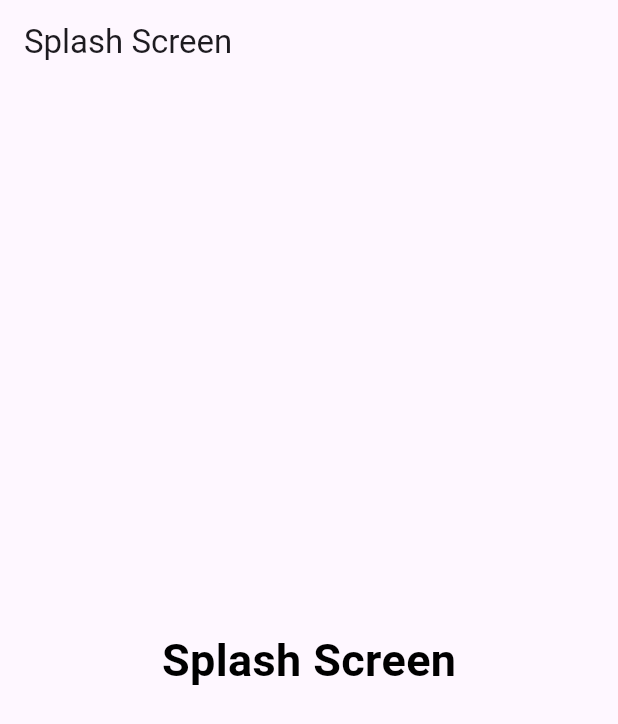
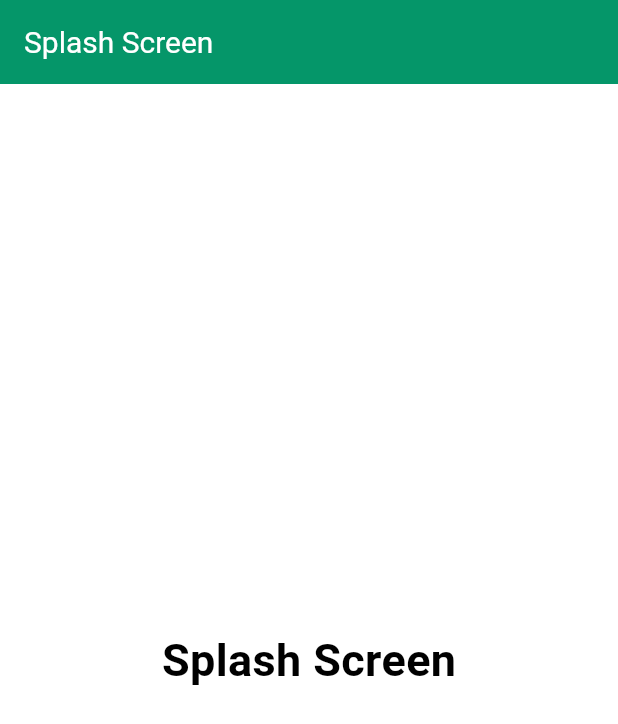
Before and after one commit to Muhammadkhabab/bloc_clean_architecure, a Flutter app: the first screen one second after launch, on a phone screen of 412 x 824 dp. Shown: the top 724 px of the screen. Run offline on Flutter 3.47's test engine with Material 3 defaults, Android fonts, the light colour scheme and no system bars; our stand-ins replace bloc, equatable, flutter_bloc, freezed_annotation, google_fonts; generated files the repository leaves out were written again.

Commit message:
main screen routes make using solid princilpes rules

```diff
--- a/lib/config/routes/routes.dart
+++ b/lib/config/routes/routes.dart
@@ -1,4 +1,5 @@
 import 'package:flutter/material.dart';
+import '../../view/auth/login/login.dart';
 import '../../view/view.dart';
 import 'routes_name.dart';
 
@@ -7,9 +8,9 @@ class Routes {
     switch (settings.name) {
       case RoutesName.splash:
         return MaterialPageRoute(builder: (BuildContext context) => const SplashView());
+      case RoutesName.login:
+        return MaterialPageRoute(builder: (BuildContext context) => LogInView());
       case RoutesName.home:
-        return MaterialPageRoute(builder: (BuildContext context) => LoginView());
-      case RoutesName.login:
         return MaterialPageRoute(builder: (BuildContext context) => const HomeView());
 
       default:
--- a/lib/config/routes/routes_name.dart
+++ b/lib/config/routes/routes_name.dart
@@ -5,10 +5,10 @@ class RoutesName {
   static const String splash = 'splash_view' ;
 
   //accounts routes name
-  static const String login = 'login_screen' ;
+  static const String login = 'login_view' ;
 
   //home screen routes name
-  static const String home = 'home_screen' ;
+  static const String home = 'home_view' ;
 
 
 }
--- a/lib/main.dart
+++ b/lib/main.dart
@@ -1,5 +1,6 @@
 import 'package:clean_code_bloc/config/routes/routes.dart';
 import 'package:clean_code_bloc/config/routes/routes_name.dart';
+import 'package:clean_code_bloc/config/theme/app_theme.dart';
 import 'package:flutter/material.dart';
 
 void main() {
@@ -13,26 +14,9 @@ class MyApp extends StatelessWidget {
   @override
   Widget build(BuildContext context) {
     return MaterialApp(
+      debugShowCheckedModeBanner: false,
       title: 'Flutter Demo',
-      theme: ThemeData(
-        // This is the theme of your application.
-        //
-        // TRY THIS: Try running your application with "flutter run". You'll see
-        // the application has a purple toolbar. Then, without quitting the app,
-        // try changing the seedColor in the colorScheme below to Colors.green
-        // and then invoke "hot reload" (save your changes or press the "hot
-        // reload" button in a Flutter-supported IDE, or press "r" if you used
-        // the command line to start the app).
-        //
-        // Notice that the counter didn't reset back to zero; the application
-        // state is not lost during the reload. To reset the state, use hot
-        // restart instead.
-        //
-        // This works for code too, not just values: Most code changes can be
-        // tested with just a hot reload.
-        colorScheme: ColorScheme.fromSeed(seedColor: Colors.deepPurple),
-        useMaterial3: true,
-      ),
+      theme: AppTheme.themeData,
       initialRoute: RoutesName.splash,
       onGenerateRoute: Routes.generateRoute, // Generating routes,
     );
```
